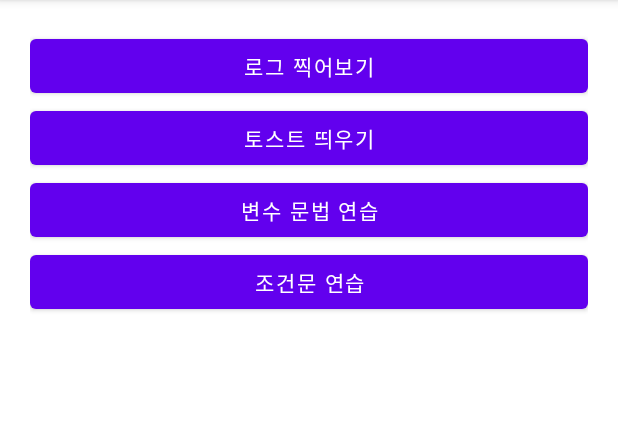
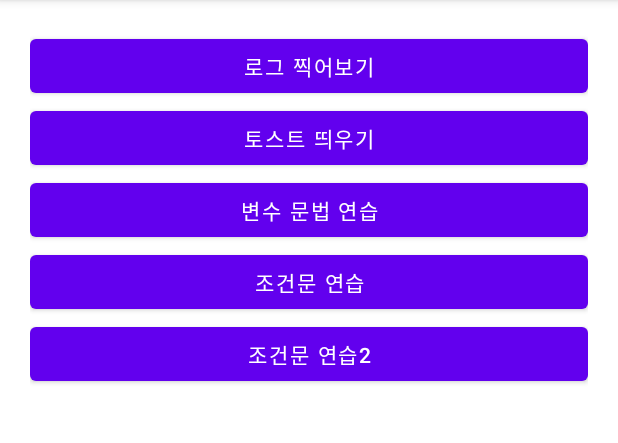
Before and after one commit to esmeontheblock/KotlinBasic, an Android app: the screen it shows after launch (MainActivity), on a phone screen of 412 x 824 dp, the part 84-527 px from its top. Run offline under Robolectric (Android 15) with nearby library versions, the phone set to English and light mode, and no system bars.

```diff
--- a/app/src/main/res/layout/activity_main.xml
+++ b/app/src/main/res/layout/activity_main.xml
@@ -33,6 +33,12 @@
         android:layout_height="wrap_content"
         android:text="조건문 연습"/>
 
+    <Button
+        android:id="@+id/btnConditionPractice2"
+        android:layout_width="match_parent"
+        android:layout_height="wrap_content"
+        android:text="조건문 연습2"/>
+
 
 
 </LinearLayout>
```
Also changed, not shown: app/src/main/java/com/example/kotlinbasic/MainActivity.kt (+28 -0 lines).
